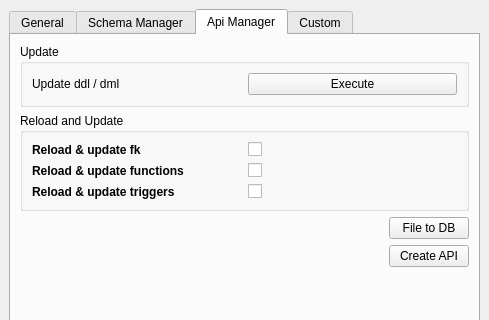
First picture: the form in ui/readsql.ui, repository Giswater/giswater_qgis_plugin, before the edit; both pictures show x 0 to 489 and y 0 to 320 of the 489 by 626 pixel window.
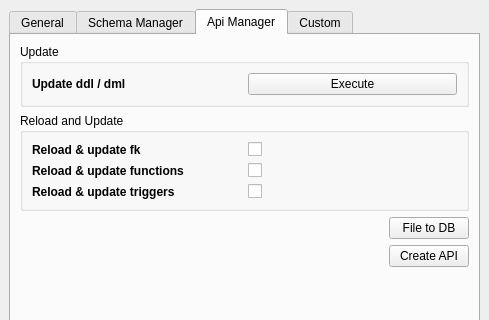
Second picture: the form after the edit. The open tabs and pages were chosen to show the change.

Patch:
```diff
--- a/ui/readsql.ui
+++ b/ui/readsql.ui
@@ -647,6 +647,12 @@
            </item>
            <item row="0" column="0">
             <widget class="QLabel" name="label_2">
+             <property name="font">
+              <font>
+               <weight>75</weight>
+               <bold>true</bold>
+              </font>
+             </property>
              <property name="text">
               <string>Update ddl / dml</string>
              </property>
```
